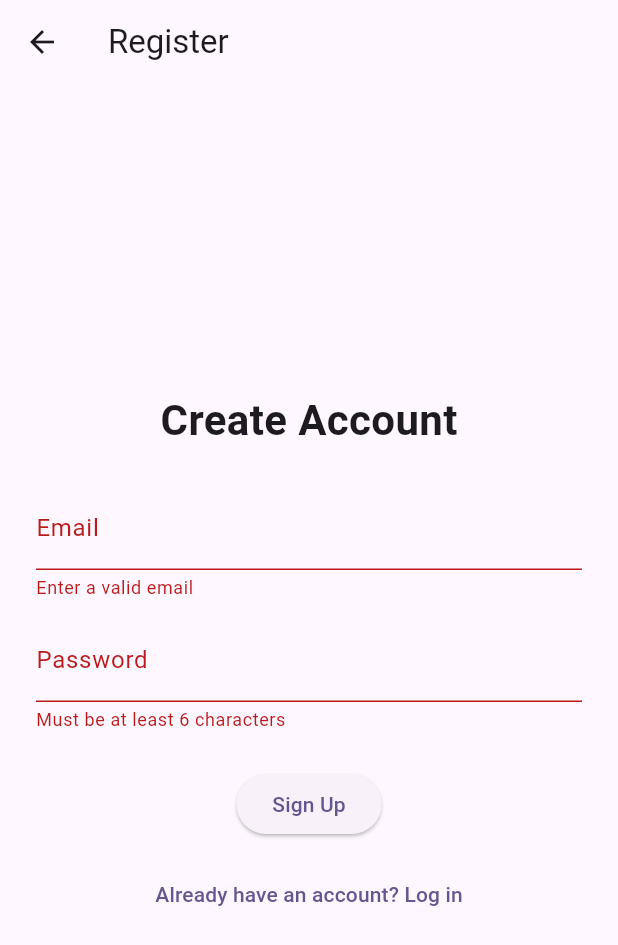
After one commit to AZ4T/zoo_app, a Flutter app: the RegisterPage screen opened directly, after a tap on "Sign Up", on a phone screen of 412 x 824 dp. The commit adds this screen. Shown: the top 945 px of the screen. Run offline on Flutter 3.47's test engine with Material 3 defaults, Android fonts, the phone set to English and light mode, and no system bars; our stand-ins replace firebase_auth, firebase_core, flutter_dotenv, geolocator, google_maps_flutter, google_sign_in and 4 more; missing offline and left inert: image_picker_web; accounts and stored records are empty.

Commit message:
registration and locator add

```diff
--- /dev/null
+++ b/lib/pages/register_page.dart
@@ -0,0 +1,114 @@
+// lib/pages/register_page.dart
+
+import 'package:flutter/material.dart';
+import 'package:firebase_auth/firebase_auth.dart';
+import '../widgets/bottom_nav_bar.dart';
+
+class RegisterPage extends StatefulWidget {
+  const RegisterPage({Key? key}) : super(key: key);
+  @override
+  _RegisterPageState createState() => _RegisterPageState();
+}
+
+class _RegisterPageState extends State<RegisterPage> {
+  final _formKey = GlobalKey<FormState>();
+  final _emailCtrl    = TextEditingController();
+  final _passwordCtrl = TextEditingController();
+  bool _isLoading = false;
+  String? _errorText;
+
+  @override
+  void dispose() {
+    _emailCtrl.dispose();
+    _passwordCtrl.dispose();
+    super.dispose();
+  }
+
+  Future<void> _register() async {
+    if (!_formKey.currentState!.validate()) return;
+    setState(() { _isLoading = true; _errorText = null; });
+
+    try {
+      await FirebaseAuth.instance
+        .createUserWithEmailAndPassword(
+          email: _emailCtrl.text.trim(),
+          password: _passwordCtrl.text.trim(),
+        );
+      // After successful registration, you can either navigate to home
+      // or send the user back to login to confirm their credentials.
+      Navigator.of(context).pushReplacement(
+        MaterialPageRoute(builder: (_) => const BottomNavBar()),
+      );
+    } on FirebaseAuthException catch (e) {
+      setState(() => _errorText = e.message);
+    } catch (e) {
+      setState(() => _errorText = e.toString());
+    } finally {
+      if (mounted) setState(() => _isLoading = false);
+    }
+  }
+
+  @override
+  Widget build(BuildContext context) {
+    return Scaffold(
+      appBar: AppBar(title: const Text("Register")),
+      body: GestureDetector(
+        onTap: () => FocusScope.of(context).unfocus(),
+        child: Center(
+          child: SingleChildScrollView(
+            padding: const EdgeInsets.all(24),
+            child: Form(
+              key: _formKey,
+              child: Column(
+                mainAxisSize: MainAxisSize.min,
+                children: [
+                  const Text('Create Account',
+                    style: TextStyle(fontSize: 28, fontWeight: FontWeight.bold),
+                  ),
+                  const SizedBox(height: 24),
+
+                  TextFormField(
+                    controller: _emailCtrl,
+                    decoration: const InputDecoration(labelText: 'Email'),
+                    validator: (v) => (v==null||!v.contains('@'))
+                      ? 'Enter a valid email' : null,
+                  ),
+                  const SizedBox(height: 12),
+
+                  TextFormField(
+                    controller: _passwordCtrl,
+                    decoration: const InputDecoration(labelText: 'Password'),
+                    obscureText: true,
+                    validator: (v) => (v==null||v.length<6)
+                      ? 'Must be at least 6 characters' : null,
+                  ),
+                  const SizedBox(height: 24),
+
+                  if (_errorText != null) ...[
+                    Text(_errorText!, style: const TextStyle(color: Colors.red)),
+                    const SizedBox(height: 12),
+                  ],
+
+                  ElevatedButton(
+                    onPressed: _isLoading ? null : _register,
+                    child: _isLoading
+                      ? const SizedBox(width:20, height:20, child: CircularProgressIndicator(strokeWidth:2))
+                      : const Text('Sign Up'),
+                  ),
+
+                  const SizedBox(height: 12),
+                  TextButton(
+                    onPressed: _isLoading
+                      ? null
+                      : () => Navigator.of(context).pop(),
+                    child: const Text('Already have an account? Log in'),
+                  ),
+                ],
+              ),
+            ),
+          ),
+        ),
+      ),
+    );
+  }
+}
```
Also changed, not shown: lib/main.dart (+16 -49 lines), lib/pages/login_page.dart (+35 -18 lines), lib/pages/map_page.dart (+83 -64 lines).
